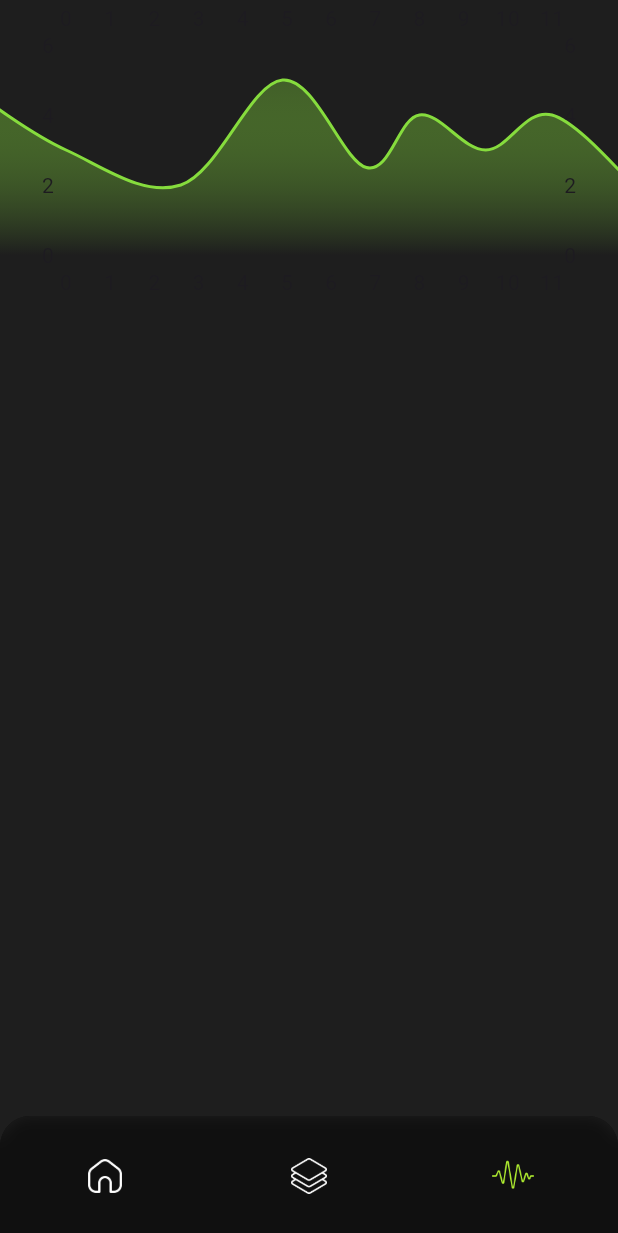
After one commit to Salim-Ali-94/neutrino, a Flutter app: the screen it shows after launch, item 3 of the bottom bar chosen, on a phone screen of 412 x 824 dp. The commit adds this screen. Shown: the top 1233 px of the screen. Run offline on Flutter 3.47's test engine with Material 2 defaults, Android fonts, the phone set to English and light mode, and no system bars; drawn by our look-alikes of fl_chart; our stand-ins replace liquid_progress_indicator_v2.

Commit message:
created analytics screen with an area plot

```diff
--- /dev/null
+++ b/lib/screens/analytics.dart
@@ -0,0 +1,32 @@
+import "package:flutter/material.dart";
+import "package:fl_chart/fl_chart.dart";
+import "package:neutrino/utility/constants.dart";
+
+
+class Analytics extends StatelessWidget {
+
+  Analytics({ super.key });
+
+  @override
+  Widget build(BuildContext context) {
+
+    final screenWidth = MediaQuery.of(context).size.width;
+
+    return Scaffold(backgroundColor: granite,
+                    body: Row(mainAxisAlignment: MainAxisAlignment.start, children: [Container(width: screenWidth, height: 200, child: LineChart(LineChartData(minX: 0, minY: 0, maxX: 11, maxY: 6,
+                                                  gridData: FlGridData(show: false),
+                                                  borderData: FlBorderData(show: false),
+                                                  lineBarsData: [LineChartBarData(spots: [FlSpot(-2, 4.6), FlSpot(0, 3), FlSpot(2.6, 2),
+                                                                                          FlSpot(4.9, 5), FlSpot(6.8, 2.5),
+                                                                                          FlSpot(8, 4), FlSpot(9.5, 3),
+                                                                                          FlSpot(11, 4), FlSpot(13, 1.8)],
+
+                                                                                  dotData: const FlDotData(show: false),
+                                                                                  isCurved: true,
+                                                                                  barWidth: 2,
+                                                                                  color: green,
+                                                                                  belowBarData: BarAreaData(show: true, gradient: LinearGradient(begin: Alignment.topCenter, end: Alignment.bottomCenter, stops: [0, 1], colors: [fade, granite])))])))]));
+
+  }
+
+}
--- a/lib/utility/constants.dart
+++ b/lib/utility/constants.dart
@@ -36,6 +36,9 @@ const Color purple = Color(0xffaf3ef2);
 // const Color purple = Color(0xffcd4f91);
 // const Color purple = Color(0xffcd4f80);
 const Color green = Color(0xff86dc3d);
+const Color accent = Color(0x9986dc3d);
+const Color fade = Color(0x5586dc3d);
+const Color transition = Color(0x0086dc3d);
 const Color pink = Color(0xffff6ec7);
 const Color orange = Color(0xfff28500);
 // const Color orange = Color(0xfff28500);
--- a/lib/utility/screen_manager.dart
+++ b/lib/utility/screen_manager.dart
@@ -2,6 +2,7 @@ import "package:flutter/material.dart";
 import "package:neutrino/utility/constants.dart";
 import "package:neutrino/widgets/nav_bar.dart";
 import "package:neutrino/screens/home.dart";
+import "package:neutrino/screens/analytics.dart";
 import "package:neutrino/utility/glass_box.dart";
 
 
@@ -20,7 +21,7 @@ class _ScreenManagerState extends State<ScreenManager> {
 
   List<Widget> screens = [Home(),
                           Home(),
-                          Home()];
+                          Analytics()];
 
   void screenTransition(int index) {
 
--- a/pubspec.yaml
+++ b/pubspec.yaml
@@ -36,6 +36,7 @@ dependencies:
   # Use with the CupertinoIcons class for iOS style icons.
   cupertino_icons: ^1.0.2
   liquid_progress_indicator_v2: ^0.5.0
+  fl_chart: ^0.64.0
 
 dev_dependencies:
   flutter_test:
```
Also changed, not shown: pubspec.lock.
